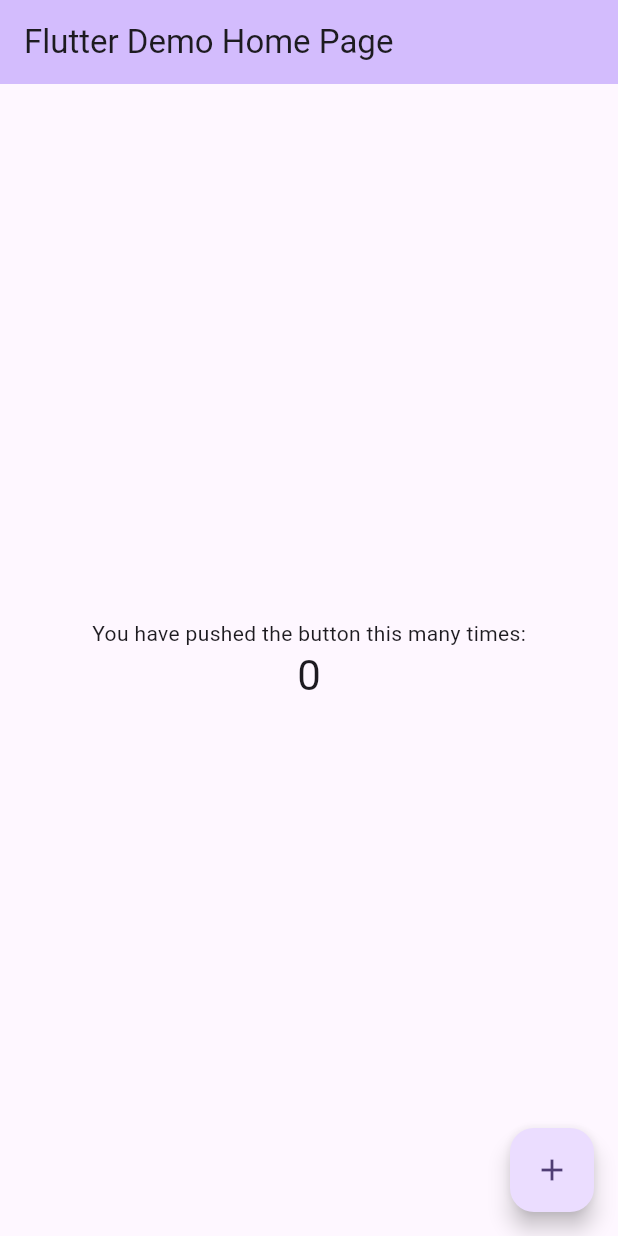
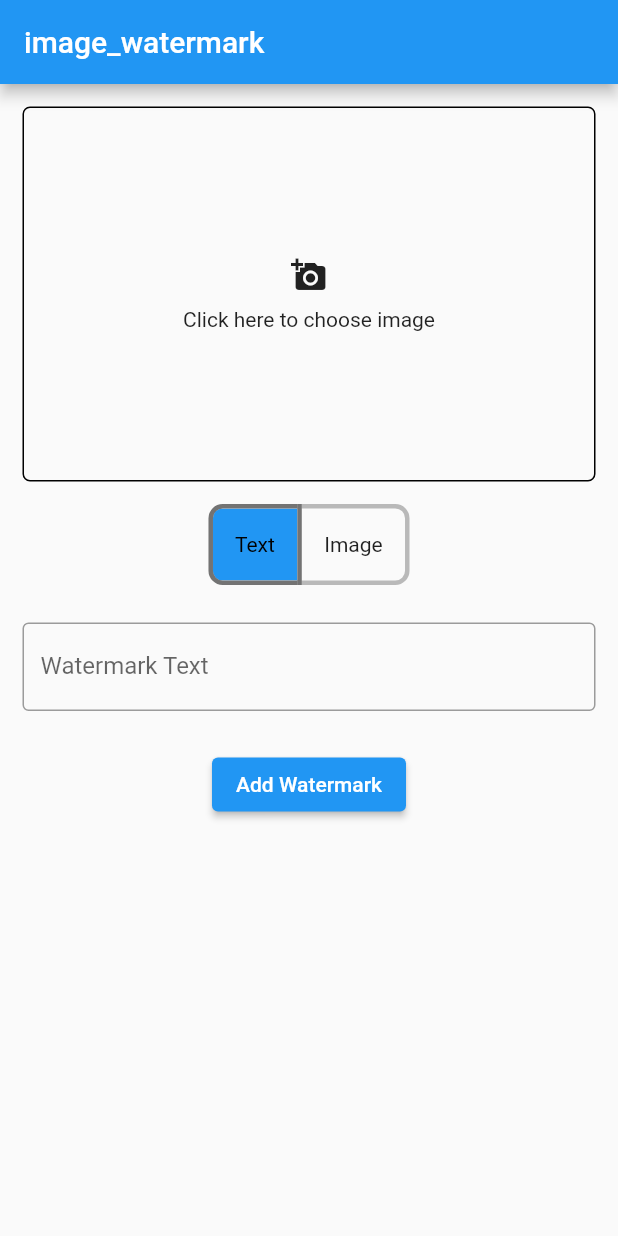
Before and after one commit to maheshgonela/practice, a Flutter app: the screen it shows after launch, on a phone screen of 412 x 824 dp. Run offline on Flutter 3.47's test engine with Material 2 defaults, Android fonts, the phone set to English and light mode, and no system bars; our stand-ins replace image_picker; missing offline and left inert: image_watermark.

Commit message:
added image picker and watermark picker to the homw page

```diff
--- /dev/null
+++ b/lib/homepage.dart
@@ -0,0 +1,195 @@
+import 'package:flutter/foundation.dart';
+import 'package:flutter/material.dart';
+import 'package:image_picker/image_picker.dart';
+import 'package:image_watermark/image_watermark.dart';
+
+class HomeScreen extends StatefulWidget {
+  const HomeScreen({Key? key}) : super(key: key);
+
+  @override
+  HomeScreenState createState() => HomeScreenState();
+}
+
+class HomeScreenState extends State<HomeScreen> {
+  final _picker = ImagePicker();
+  Uint8List? imgBytes;
+  Uint8List? imgBytes2;
+  XFile? _image;
+  Uint8List? watermarkedImgBytes;
+  bool isLoading = false;
+  String watermarkText = "", imgname = "image not selected";
+  List<bool> textOrImage = [true, false];
+
+  pickImage() async {
+    final image = await _picker.pickImage(
+      source: ImageSource.camera,
+    );
+    if (image != null) {
+      _image = image;
+      var t = await image.readAsBytes();
+      imgBytes = Uint8List.fromList(t);
+    }
+    setState(() {});
+  }
+
+  pickImage2() async {
+    XFile? image = await _picker.pickImage(
+      source: ImageSource.camera,
+    );
+    if (image != null) {
+      _image = image;
+      imgname = image.name;
+      var t = await image.readAsBytes();
+      imgBytes2 = Uint8List.fromList(t);
+    }
+    setState(() {});
+  }
+
+  @override
+  Widget build(BuildContext context) {
+    return Scaffold(
+      appBar: AppBar(
+        title: const Text('image_watermark'),
+      ),
+      body: SingleChildScrollView(
+        scrollDirection: Axis.vertical,
+        child: Center(
+          child: SizedBox(
+            width: 600,
+            child: Column(
+              children: [
+                GestureDetector(
+                  onTap: pickImage,
+                  child: Container(
+                      margin: const EdgeInsets.all(15),
+                      decoration: BoxDecoration(
+                          border: Border.all(),
+                          borderRadius:
+                              const BorderRadius.all(Radius.circular(5))),
+                      width: 600,
+                      height: 250,
+                      child: _image == null
+                          ? const Column(
+                              mainAxisAlignment: MainAxisAlignment.center,
+                              children: [
+                                Icon(Icons.add_a_photo),
+                                SizedBox(
+                                  height: 10,
+                                ),
+                                Text('Click here to choose image')
+                              ],
+                            )
+                          : Image.memory(imgBytes!,
+                              width: 600, height: 200, fit: BoxFit.fitHeight)),
+                ),
+                ToggleButtons(
+                  fillColor: Colors.blue,
+                  borderRadius: const BorderRadius.all(Radius.circular(8)),
+                  borderWidth: 3,
+                  borderColor: Colors.black26,
+                  selectedBorderColor: Colors.black54,
+                  selectedColor: Colors.black,
+                  onPressed: (index) {
+                    textOrImage = [false, false];
+                    setState(() {
+                      textOrImage[index] = true;
+                    });
+                  },
+                  isSelected: textOrImage,
+                  children: const [
+                    Padding(
+                      padding: EdgeInsets.all(8.0),
+                      child: Text(
+                        '  Text  ',
+                      ),
+                    ),
+                    // second toggle button
+                    Padding(
+                        padding: EdgeInsets.all(8.0),
+                        child: Text(
+                          '  Image  ',
+                        ))
+                  ],
+                ),
+                const SizedBox(
+                  height: 10,
+                ),
+                textOrImage[0]
+                    ? Padding(
+                        padding: const EdgeInsets.all(15),
+                        child: SizedBox(
+                          width: 600,
+                          child: TextField(
+                            onChanged: (val) {
+                              watermarkText = val;
+                            },
+                            decoration: const InputDecoration(
+                              border: OutlineInputBorder(),
+                              labelText: 'Watermark Text',
+                              hintText: 'Watermark Text',
+                            ),
+                          ),
+                        ),
+                      )
+                    : Row(
+                        children: [
+                          ElevatedButton(
+                              onPressed: pickImage2,
+                              child: const Text('Select Watermark image')),
+                          Text(imgname)
+                        ],
+                      ),
+                const SizedBox(
+                  height: 10,
+                ),
+                ElevatedButton(
+                  onPressed: () async {
+                    setState(() {
+                      isLoading = true;
+                    });
+                    if (textOrImage[0]) {
+                      watermarkedImgBytes =
+                          await ImageWatermark.addTextWatermark(
+                        ///image bytes
+                        imgBytes: imgBytes!,
+
+                        ///watermark text
+                        watermarkText: watermarkText,
+                        dstX: 20,
+                        dstY: 30,
+                      );
+
+                      /// default : imageWidth/2
+                    } else {
+                      watermarkedImgBytes =
+                          await ImageWatermark.addImageWatermark(
+                              //image bytes
+                              originalImageBytes: imgBytes!,
+                              waterkmarkImageBytes: imgBytes2!,
+                              imgHeight: 200,
+                              imgWidth: 200,
+                              dstY: 400,
+                              dstX: 400);
+                    }
+
+                    setState(() {
+                      isLoading = false;
+                    });
+                  },
+                  child: const Text('Add Watermark'),
+                ),
+                const SizedBox(
+                  height: 10,
+                ),
+                isLoading ? const CircularProgressIndicator() : Container(),
+                watermarkedImgBytes == null
+                    ? const SizedBox()
+                    : Image.memory(watermarkedImgBytes!),
+              ],
+            ),
+          ),
+        ),
+      ),
+    );
+  }
+}
--- a/lib/main.dart
+++ b/lib/main.dart
@@ -1,125 +1,22 @@
 import 'package:flutter/material.dart';
+import 'package:water_image_picker/homepage.dart';
 
 void main() {
   runApp(const MyApp());
 }
 
+
 class MyApp extends StatelessWidget {
-  const MyApp({super.key});
+  const MyApp({Key? key}) : super(key: key);
 
-  // This widget is the root of your application.
   @override
   Widget build(BuildContext context) {
     return MaterialApp(
-      title: 'Flutter Demo',
+      title: 'image_watermark',
       theme: ThemeData(
-        // This is the theme of your application.
-        //
-        // TRY THIS: Try running your application with "flutter run". You'll see
-        // the application has a blue toolbar. Then, without quitting the app,
-        // try changing the seedColor in the colorScheme below to Colors.green
-        // and then invoke "hot reload" (save your changes or press the "hot
-        // reload" button in a Flutter-supported IDE, or press "r" if you used
-        // the command line to start the app).
-        //
-        // Notice that the counter didn't reset back to zero; the application
-        // state is not lost during the reload. To reset the state, use hot
-        // restart instead.
-        //
-        // This works for code too, not just values: Most code changes can be
-        // tested with just a hot reload.
-        colorScheme: ColorScheme.fromSeed(seedColor: Colors.deepPurple),
-        useMaterial3: true,
+        primarySwatch: Colors.blue,
       ),
-      home: const MyHomePage(title: 'Flutter Demo Home Page'),
+      home: const HomeScreen(),
     );
   }
 }
-
-class MyHomePage extends StatefulWidget {
-  const MyHomePage({super.key, required this.title});
-
-  // This widget is the home page of your application. It is stateful, meaning
-  // that it has a State object (defined below) that contains fields that affect
-  // how it looks.
-
-  // This class is the configuration for the state. It holds the values (in this
-  // case the title) provided by the parent (in this case the App widget) and
-  // used by the build method of the State. Fields in a Widget subclass are
-  // always marked "final".
-
-  final String title;
-
-  @override
-  State<MyHomePage> createState() => _MyHomePageState();
-}
-
-class _MyHomePageState extends State<MyHomePage> {
-  int _counter = 0;
-
-  void _incrementCounter() {
-    setState(() {
-      // This call to setState tells the Flutter framework that something has
-      // changed in this State, which causes it to rerun the build method below
-      // so that the display can reflect the updated values. If we changed
-      // _counter without calling setState(), then the build method would not be
-      // called again, and so nothing would appear to happen.
-      _counter++;
-    });
-  }
-
-  @override
-  Widget build(BuildContext context) {
-    // This method is rerun every time setState is called, for instance as done
-    // by the _incrementCounter method above.
-    //
-    // The Flutter framework has been optimized to make rerunning build methods
-    // fast, so that you can just rebuild anything that needs updating rather
-    // than having to individually change instances of widgets.
-    return Scaffold(
-      appBar: AppBar(
-        // TRY THIS: Try changing the color here to a specific color (to
-        // Colors.amber, perhaps?) and trigger a hot reload to see the AppBar
-        // change color while the other colors stay the same.
-        backgroundColor: Theme.of(context).colorScheme.inversePrimary,
-        // Here we take the value from the MyHomePage object that was created by
-        // the App.build method, and use it to set our appbar title.
-        title: Text(widget.title),
-      ),
-      body: Center(
-        // Center is a layout widget. It takes a single child and positions it
-        // in the middle of the parent.
-        child: Column(
-          // Column is also a layout widget. It takes a list of children and
-          // arranges them vertically. By default, it sizes itself to fit its
-          // children horizontally, and tries to be as tall as its parent.
-          //
-          // Column has various properties to control how it sizes itself and
-          // how it positions its children. Here we use mainAxisAlignment to
-          // center the children vertically; the main axis here is the vertical
-          // axis because Columns are vertical (the cross axis would be
-          // horizontal).
-          //
-          // TRY THIS: Invoke "debug painting" (choose the "Toggle Debug Paint"
-          // action in the IDE, or press "p" in the console), to see the
-          // wireframe for each widget.
-          mainAxisAlignment: MainAxisAlignment.center,
-          children: <Widget>[
-            const Text(
-              'You have pushed the button this many times:',
-            ),
-            Text(
-              '$_counter',
-              style: Theme.of(context).textTheme.headlineMedium,
-            ),
-          ],
-        ),
-      ),
-      floatingActionButton: FloatingActionButton(
-        onPressed: _incrementCounter,
-        tooltip: 'Increment',
-        child: const Icon(Icons.add),
-      ), // This trailing comma makes auto-formatting nicer for build methods.
-    );
-  }
-}
--- a/pubspec.yaml
+++ b/pubspec.yaml
@@ -19,7 +19,7 @@ publish_to: 'none' # Remove this line if you wish to publish to pub.dev
 version: 1.0.0+1
 
 environment:
-  sdk: '>=3.1.0 <4.0.0'
+  sdk: '>=2.18.5 <3.0.0'
 
 # Dependencies specify other packages that your package needs in order to work.
 # To automatically upgrade your package dependencies to the latest versions
@@ -35,6 +35,8 @@ dependencies:
   # The following adds the Cupertino Icons font to your application.
   # Use with the CupertinoIcons class for iOS style icons.
   cupertino_icons: ^1.0.2
+  image_watermark: ^0.0.5
+  image_picker: ^1.0.2
 
 dev_dependencies:
   flutter_test:
```
Also changed, not shown: pubspec.lock, 5 other files.
